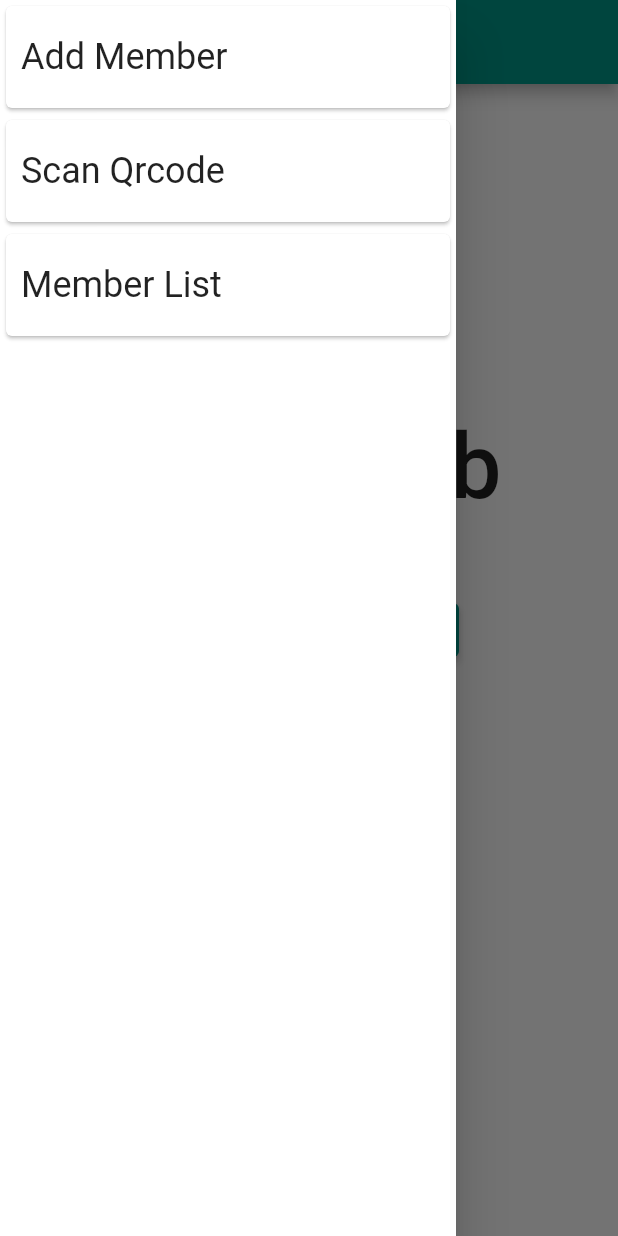
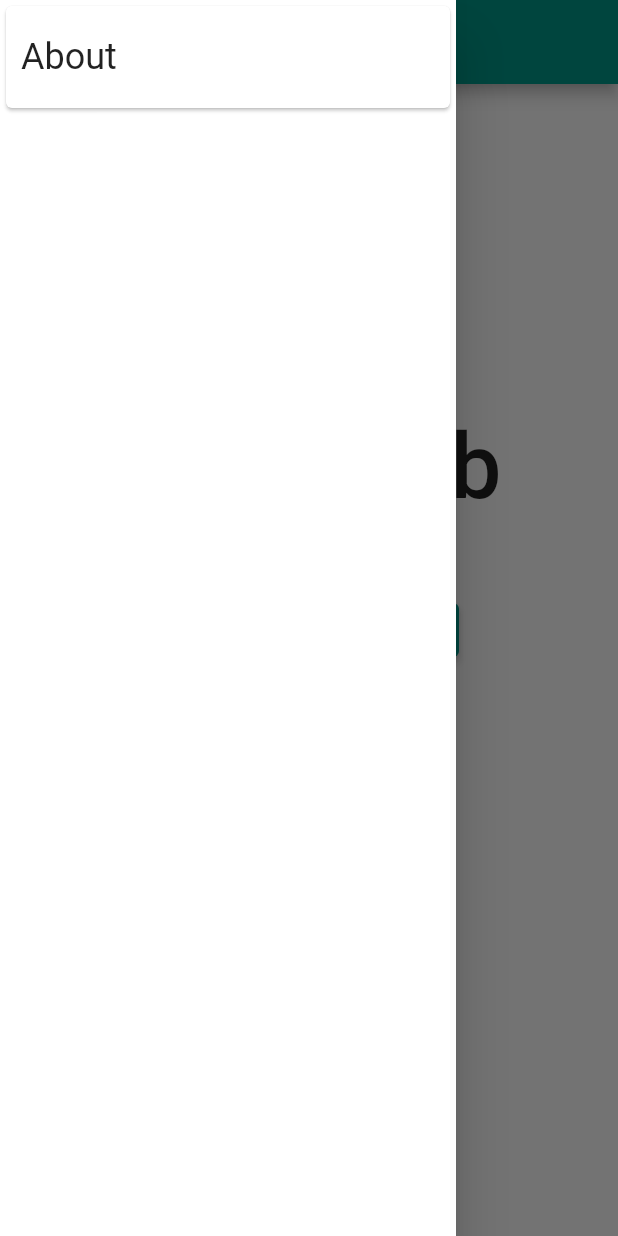
Before and after one commit to brodeous/ope_mugclub, a Flutter app: the screen it shows after launch, with the side drawer open, on a phone screen of 412 x 824 dp. Run offline on Flutter 3.47's test engine with Material 2 defaults, Android fonts, the phone set to English and light mode, and no system bars; our stand-ins replace firebase_core, firebase_database; missing offline and left inert: qr_code_scanner; accounts and stored records are empty.

```diff
--- a/lib/src/components/navigator.dart
+++ b/lib/src/components/navigator.dart
@@ -1,5 +1,4 @@
 import 'package:flutter/material.dart';
-import 'package:ope_mugclub/src/components/qr_scanner.dart';
 import 'package:ope_mugclub/src/components/styles/global_styles.dart';
 import 'package:ope_mugclub/src/pages/member_list.dart';
 
@@ -19,61 +18,12 @@ class NavBar extends StatelessWidget {
             child: InkWell(
               splashColor: Colors.teal.withAlpha(100),
               onTap: () {
-                Navigator.of(context).push(
-                  MaterialPageRoute(
-                    builder: (context) =>
-                        QRScanner(context: context),
-                  ),
-                );
               },
               child: Container(
                 padding:
                     const EdgeInsets.symmetric(vertical: 20, horizontal: 10),
                 child: Text(
-                  'Add Member',
-                  style: Styles.secondaryHeader,
-                ),
-              ),
-            ),
-          ),
-          Card(
-            clipBehavior: Clip.hardEdge,
-            child: InkWell(
-              splashColor: Colors.teal.withAlpha(100),
-              onTap: () {
-                Navigator.of(context).push(
-                  MaterialPageRoute(
-                    builder: (context) =>
-                        QRScanner(context: context),
-                  ),
-                );
-              },
-              child: Container(
-                padding:
-                    const EdgeInsets.symmetric(vertical: 20, horizontal: 10),
-                child: Text(
-                  'Scan Qrcode',
-                  style: Styles.secondaryHeader,
-                ),
-              ),
-            ),
-          ),
-          Card(
-            clipBehavior: Clip.hardEdge,
-            child: InkWell(
-              splashColor: Colors.teal.withAlpha(100),
-              onTap: () {
-                Navigator.of(context).push(
-                  MaterialPageRoute(
-                    builder: (context) => const MemberList(),
-                  ),
-                );
-              },
-              child: Container(
-                padding:
-                    const EdgeInsets.symmetric(vertical: 20, horizontal: 10),
-                child: Text(
-                  'Member List',
+                  'About',
                   style: Styles.secondaryHeader,
                 ),
               ),
```
Also changed, not shown: lib/src/components/member_search.dart (added, +76 -0 lines), lib/src/pages/member_list.dart (deleted, +0 -64 lines).
